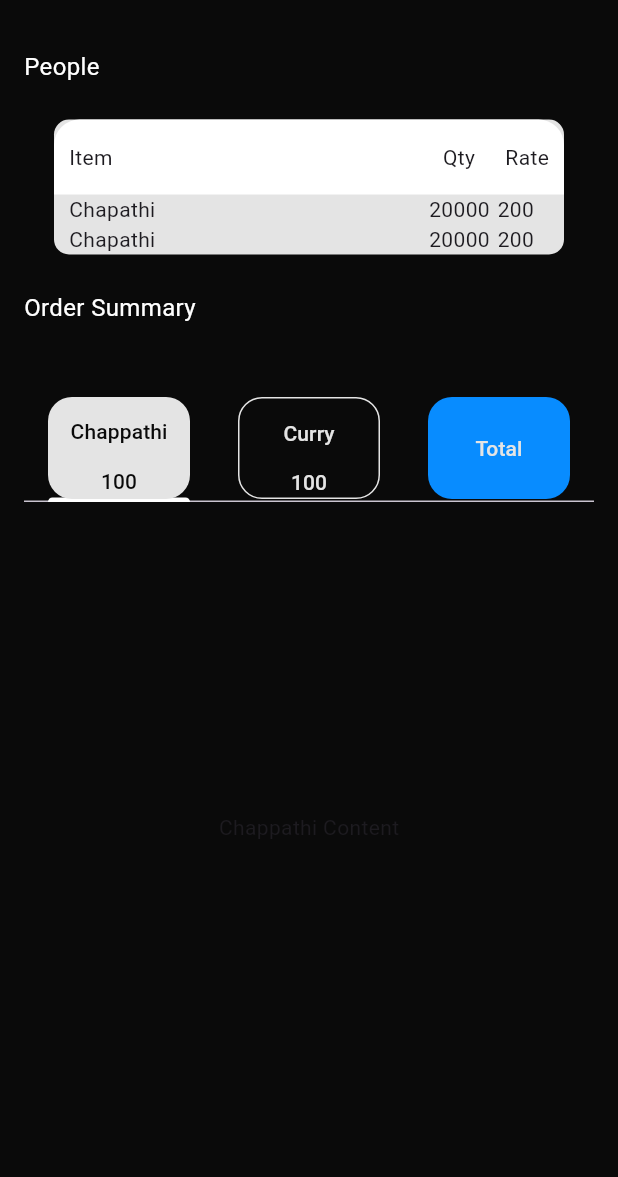
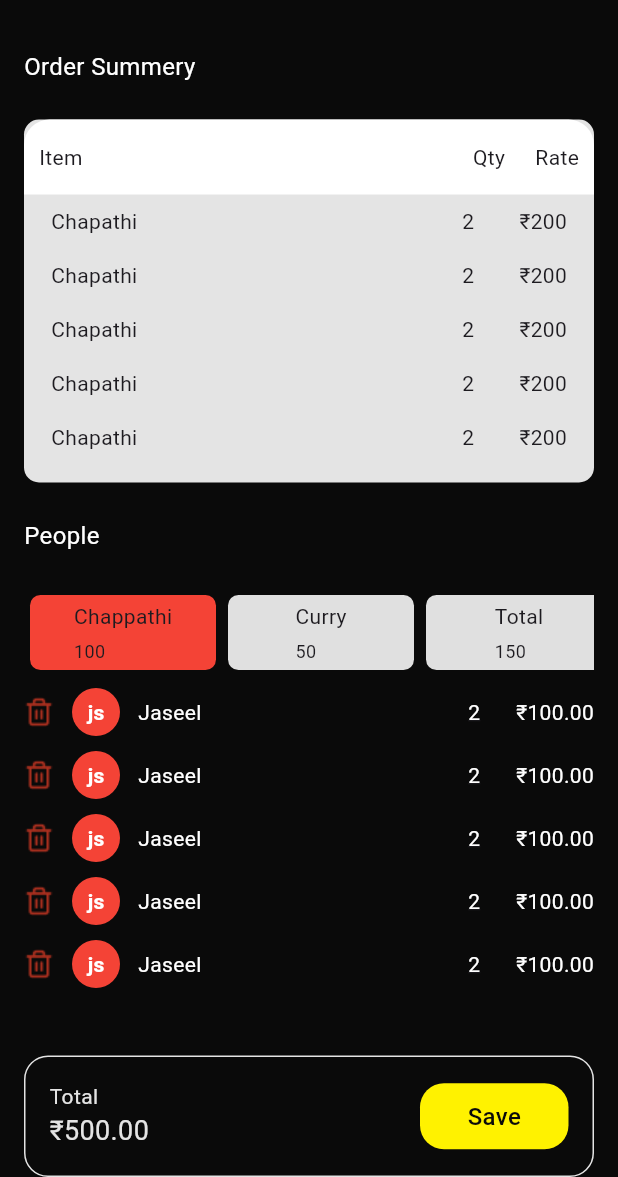
Before and after one commit to Fathimathnishma/food_crm, a Flutter app: the OrderSummeryScreen screen opened directly, on a phone screen of 412 x 824 dp, the part 59-1236 px from its top. Run offline on Flutter 3.47's test engine with Material 3 defaults, Android fonts, the phone set to English and light mode, and no system bars; drawn by our look-alikes of buttons_tabbar; our stand-ins replace cloud_firestore, dartz, firebase_auth, firebase_core, freezed_annotation, get_it and 1 more; accounts and stored records are empty.

Commit message:
make an order page completed

```diff
--- a/lib/features/order/presentation/view/order_summery_screen.dart
+++ b/lib/features/order/presentation/view/order_summery_screen.dart
@@ -1,5 +1,8 @@
+import 'package:buttons_tabbar/buttons_tabbar.dart';
 import 'package:flutter/material.dart';
 import 'package:food_crm/features/order/presentation/view/widgets/order_card.dart';
+import 'package:food_crm/features/order/presentation/view/widgets/total_amot_widget.dart';
+import 'package:food_crm/features/order/presentation/view/widgets/user_row_widget.dart';
 import 'package:food_crm/general/utils/color_const.dart';
 
 class OrderSummeryScreen extends StatefulWidget {
@@ -9,16 +12,7 @@ class OrderSummeryScreen extends StatefulWidget {
   State<OrderSummeryScreen> createState() => _OrderSummeryScreenState();
 }
 
-class _OrderSummeryScreenState extends State<OrderSummeryScreen>
-    with SingleTickerProviderStateMixin {
-  late TabController _tabController;
-
-  @override
-  void initState() {
-    super.initState();
-    _tabController = TabController(length: 3, vsync: this);
-  }
-
+class _OrderSummeryScreenState extends State<OrderSummeryScreen> {
   @override
   Widget build(BuildContext context) {
     return Scaffold(
@@ -30,80 +24,117 @@ class _OrderSummeryScreenState extends State<OrderSummeryScreen>
             style: TextStyle(fontSize: 18, color: ClrConstant.whiteColor),
           ),
         ),
-      body: Padding(
+        body: DefaultTabController(
+          length: 3,
+          child: Padding(
             padding: const EdgeInsets.all(16),
             child: Column(
               children: [
                 const Align(
                   alignment: Alignment.topLeft,
                   child: Text(
-                'People',
-                style: TextStyle(fontSize: 16, color: ClrConstant.whiteColor),
+                    'Order Summery',
+                    style:
+                        TextStyle(fontSize: 16, color: ClrConstant.whiteColor),
                   ),
                 ),
                 const SizedBox(height: 24),
                 const OrderCard(
                   itemName: 'Chapathi',
-              quantity: '20000',
+                  quantity: '2',
                   rate: '200',
-              listCount: 2,
+                  listCount: 5,
                 ),
                 const SizedBox(height: 24),
                 const Align(
                   alignment: Alignment.topLeft,
                   child: Text(
-                'Order Summary',
-                style: TextStyle(fontSize: 16, color: ClrConstant.whiteColor),
+                    'People',
+                    style:
+                        TextStyle(fontSize: 16, color: ClrConstant.whiteColor),
                   ),
                 ),
                 const SizedBox(height: 24),
-            const SizedBox(height: 24),
-            TabBar(
-              labelColor: ClrConstant.blackColor,
-              unselectedLabelColor: ClrConstant.greyColor,
-              controller: _tabController,
-              indicatorColor: ClrConstant.whiteColor,
-              tabs: [
-                Container(
-                    height: 68,
-                    width: 116,
-                    decoration: BoxDecoration(
-                        borderRadius: BorderRadius.circular(16),
-                        color: const Color(0XFFE4E4E4)),
-                    child: const Column(
-                      children: [Tab(text: 'Chappathi'), Text('100')],
-                    )),
-                Container(
-                    height: 68,
-                    width: 116,
-                    decoration: BoxDecoration(
-                        borderRadius: BorderRadius.circular(16),
-                        border: Border.all(color: ClrConstant.greyColor)),
-                    child: const Column(
-                      children: [Tab(text: 'Curry'), Text('100')],
-                    )),
-                Container(
-                    height: 68,
-                    width: 116,
-                    decoration: BoxDecoration(
-                        borderRadius: BorderRadius.circular(16),
-                        color: const Color(0XFF088CFF)),
-                    child: const Tab(text: 'Total')),
+                ButtonsTabBar(
+                  height: 58,
+                  width: 124,
+                  center: false,
+                  physics: const NeverScrollableScrollPhysics(),
+                  backgroundColor: Colors.red,
+                  unselectedBackgroundColor: Colors.grey[300],
+                  unselectedLabelStyle: const TextStyle(color: Colors.black),
+                  labelStyle: const TextStyle(
+                    color: Colors.white,
+                    fontWeight: FontWeight.bold,
+                  ),
+                  tabs: const [
+                    Tab(
+                      child: Column(
+                        crossAxisAlignment: CrossAxisAlignment.start,
+                        mainAxisAlignment: MainAxisAlignment.center,
+                        children: [
+                          Text('Chappathi', style: TextStyle(fontSize: 14)),
+                          SizedBox(height: 5),
+                          Text('100', style: TextStyle(fontSize: 12)),
                         ],
                       ),
-            Expanded(
+                    ),
+                    Tab(
+                      child: Column(
+                        crossAxisAlignment: CrossAxisAlignment.start,
+                        mainAxisAlignment: MainAxisAlignment.center,
+                        children: [
+                          Text('Curry', style: TextStyle(fontSize: 14)),
+                          SizedBox(height: 5),
+                          Text('50', style: TextStyle(fontSize: 12)),
+                        ],
+                      ),
+                    ),
+                    Tab(
+                      child: Column(
+                        crossAxisAlignment: CrossAxisAlignment.start,
+                        mainAxisAlignment: MainAxisAlignment.center,
+                        children: [
+                          Text('Total', style: TextStyle(fontSize: 14)),
+                          SizedBox(height: 5),
+                          Text('150', style: TextStyle(fontSize: 12)),
+                        ],
+                      ),
+                    ),
+                  ],
+                ),
+                const Expanded(
                   child: TabBarView(
-                controller: _tabController,
-                children: const [
-                  Center(child: Text('Chappathi Content')),
-                  Center(child: Text('Curry Content')),
-                  Center(child: Text('Total Content')),
+                    children: [
+                      UserRowWidget(
+                          count: 5,
+                          initial: 'js',
+                          name: 'Jaseel',
+                          qty: 2,
+                          amount: 100),
+                      UserRowWidget(
+                          count: 5,
+                          initial: 'js',
+                          name: 'Jaseel',
+                          qty: 0.5,
+                          amount: 50),
+                      Text('Total Mount',
+                          style: TextStyle(fontSize: 18, color: Colors.white)),
                     ],
                   ),
                 ),
               ],
             ),
           ),
-    );
+        ),
+        bottomNavigationBar: Padding(
+          padding: const EdgeInsets.symmetric(horizontal: 16),
+          child: TotalAmountContainer(
+            amount: '₹500.00',
+            title: 'Total',
+            buttonText: 'Save',
+            onTap: () {},
+          ),
+        ));
   }
 }
--- a/lib/features/order/presentation/view/widgets/order_card.dart
+++ b/lib/features/order/presentation/view/widgets/order_card.dart
@@ -1,24 +1,115 @@
+// import 'package:flutter/material.dart';
+// import 'package:food_crm/general/utils/color_const.dart';
+
+// class OrderCard extends StatelessWidget {
+//   final String itemName;
+//   final String quantity;
+//   final String rate;
+//   final int listCount;
+
+//   const OrderCard({
+//     super.key,
+//     required this.itemName, // Customizable row text
+//     required this.quantity,
+//     required this.rate,
+//     required this.listCount,
+//   });
+
+//   @override
+//   Widget build(BuildContext context) {
+//     return Container(
+//       width: MediaQuery.sizeOf(context).width,
+//       decoration: BoxDecoration(
+//         color: ClrConstant.greyColor,
+//         borderRadius: BorderRadius.circular(10),
+//       ),
+//       child: Column(
+//         children: [
+//           Container(
+//             height: 50,
+//             width: MediaQuery.sizeOf(context).width,
+//             decoration: const BoxDecoration(
+//               color: Colors.white,
+//               borderRadius: BorderRadius.only(
+//                 topLeft: Radius.circular(17),
+//                 topRight: Radius.circular(17),
+//               ),
+//             ),
+//             child: const Padding(
+//               padding: EdgeInsets.symmetric(horizontal: 10),
+//               child: Row(
+//                 mainAxisAlignment: MainAxisAlignment.spaceBetween,
+//                 children: [
+//                   Text("Item"), // Static text
+//                   Row(
+//                     children: [
+//                       Text("Qty"), // Static text
+//                       SizedBox(width: 20),
+//                       Text("Rate"), // Static text
+//                     ],
+//                   ),
+//                 ],
+//               ),
+//             ),
+//           ),
+//           // Customizable Row Content
+//           ListView.builder(
+//             itemCount: listCount,
+//             shrinkWrap: true,
+//             physics: const NeverScrollableScrollPhysics(),
+//             itemBuilder: (BuildContext context, int index) {
+//               return Padding(
+//                 padding: const EdgeInsets.symmetric(horizontal: 10),
+//                 child: Row(
+//                   mainAxisAlignment: MainAxisAlignment.spaceBetween,
+//                   children: [
+//                     Text(itemName), // Customizable
+//                     SizedBox(
+//                       width: 70,
+//                       child: Row(
+//                         mainAxisAlignment: MainAxisAlignment.spaceBetween,
+//                         children: [
+//                           Text(quantity), // Customizable
+
+//                           Text(rate),
+//                         ],
+//                       ),
+//                     ),
+//                   ],
+//                 ),
+//               );
+//             },
+//           ),
+//         ],
+//       ),
+//     );
+//   }
+// }
+
 import 'package:flutter/material.dart';
 import 'package:food_crm/general/utils/color_const.dart';
+import 'package:food_crm/main.dart';
 
 class OrderCard extends StatelessWidget {
   final String itemName;
   final String quantity;
   final String rate;
   final int listCount;
+  final String? total;
 
   const OrderCard({
     super.key,
-    required this.itemName, // Customizable row text
+    required this.itemName,
     required this.quantity,
     required this.rate,
     required this.listCount,
+    this.total,
   });
 
   @override
   Widget build(BuildContext context) {
     return Container(
-      width: 340,
+      width: width * 1,
       decoration: BoxDecoration(
         color: ClrConstant.greyColor,
         borderRadius: BorderRadius.circular(10),
@@ -27,7 +118,7 @@ class OrderCard extends StatelessWidget {
         children: [
           Container(
             height: 50,
-            width: 340,
+            width: width * 1,
             decoration: const BoxDecoration(
               color: Colors.white,
               borderRadius: BorderRadius.only(
@@ -40,49 +131,79 @@ class OrderCard extends StatelessWidget {
               child: Row(
                 mainAxisAlignment: MainAxisAlignment.spaceBetween,
                 children: [
-                  Text("Item"), // Static text
+                  Text("Item"),
                   Row(
                     children: [
-                      Text("Qty"), // Static text
+                      Text("Qty"),
                       SizedBox(width: 20),
-                      Text("Rate"), // Static text
+                      Text("Rate"),
                     ],
                   ),
                 ],
               ),
             ),
           ),
-          // Customizable Row Content
           ListView.builder(
             itemCount: listCount,
             shrinkWrap: true,
             physics: const NeverScrollableScrollPhysics(),
             itemBuilder: (BuildContext context, int index) {
               return Padding(
+                padding: const EdgeInsets.all(8.0),
+                child: SizedBox(
+                  child: Padding(
                     padding: const EdgeInsets.symmetric(horizontal: 10),
                     child: Row(
                       mainAxisAlignment: MainAxisAlignment.spaceBetween,
                       children: [
-                    Text(itemName), // Customizable
-                    Padding(
-                      padding: const EdgeInsets.symmetric(horizontal: 10),
-                      child: SizedBox(
+                        Text(itemName),
+                        SizedBox(
                           width: 70,
                           child: Row(
                             mainAxisAlignment: MainAxisAlignment.spaceBetween,
                             children: [
-                            Text(quantity), // Customizable
-
-                            Text(rate),
+                              Text(quantity),
+                              Text("₹$rate"),
+                            ],
+                          ),
+                        ),
                       ],
                     ),
                   ),
                 ),
-                  ],
-                ),
               );
             },
           ),
+          if (total != null) ...[
+            const Row(
+              mainAxisAlignment: MainAxisAlignment.end,
+              children: [
+                Text(
+                  "______  ",
+                  style: TextStyle(color: ClrConstant.blackColor),
+                ),
+              ],
+            ),
+            Padding(
+              padding: const EdgeInsets.symmetric(horizontal: 10, vertical: 5),
+              child: Row(
+                mainAxisAlignment: MainAxisAlignment.spaceBetween,
+                children: [
+                  const SizedBox(),
+                  Text(
+                    "₹$total",
+                    style: const TextStyle(
+                      fontSize: 16,
+                      color: Colors.black,
+                    ),
+                  ),
+                ],
+              ),
+            ),
+          ],
+          const SizedBox(
+            height: 12,
+          )
         ],
       ),
     );
--- /dev/null
+++ b/lib/features/order/presentation/view/widgets/total_amot_widget.dart
@@ -0,0 +1,77 @@
+import 'package:flutter/material.dart';
+import 'package:food_crm/general/utils/color_const.dart';
+
+class TotalAmountContainer extends StatelessWidget {
+  final String title;
+  final String amount;
+  final String buttonText;
+  final VoidCallback onTap;
+
+  const TotalAmountContainer({
+    super.key,
+    required this.title,
+    required this.amount,
+    required this.buttonText,
+    required this.onTap,
+  });
+
+  @override
+  Widget build(BuildContext context) {
+    return Container(
+      height: 81,
+      width: MediaQuery.of(context).size.width,
+      decoration: BoxDecoration(
+        borderRadius: BorderRadius.circular(16),
+        border: Border.all(color: ClrConstant.greyColor),
+      ),
+      child: Padding(
+        padding: const EdgeInsets.all(16),
+        child: Row(
+          mainAxisAlignment: MainAxisAlignment.spaceBetween,
+          children: [
+            Column(
+              crossAxisAlignment: CrossAxisAlignment.start,
+              children: [
+                Text(
+                  title,
+                  style: const TextStyle(
+                    fontSize: 14,
+                    color: ClrConstant.greyColor,
+                  ),
+                ),
+                Text(
+                  amount,
+                  style: const TextStyle(
+                    fontSize: 18,
+                    color: ClrConstant.greyColor,
+                  ),
+                ),
+              ],
+            ),
+            InkWell(
+              onTap: onTap,
+              child: Container(
+                height: 44,
+                width: 99,
+                decoration: BoxDecoration(
+                  borderRadius: BorderRadius.circular(16),
+                  color: ClrConstant.primaryColor,
+                ),
+                child: Center(
+                  child: Text(
+                    buttonText,
+                    style: const TextStyle(
+                      fontSize: 16,
+                      color: ClrConstant.blackColor,
+                      fontWeight: FontWeight.w500,
+                    ),
+                  ),
+                ),
+              ),
+            ),
+          ],
+        ),
+      ),
+    );
+  }
+}
--- /dev/null
+++ b/lib/features/order/presentation/view/widgets/user_row_widget.dart
@@ -0,0 +1,145 @@
+// import 'package:flutter/material.dart';
+
+// class UserRowWidget extends StatelessWidget {
+//   final String initial;
+//   final String name;
+//   final num qty;
+//   final double amount;
+
+//   const UserRowWidget({
+//     super.key,
+//     required this.initial,
+//     required this.name,
+//     required this.qty,
+//     required this.amount,
+//   });
+
+//   @override
+//   Widget build(BuildContext context) {
+//     return Container(
+//       padding: const EdgeInsets.symmetric(vertical: 8),
+//       child: Row(
+//         children: [
+//           Image.asset('assets/images/trash.png'),
+//           const SizedBox(width: 12),
+//           Container(
+//             width: 32,
+//             height: 32,
+//             decoration: BoxDecoration(
+//               color: Colors.red,
+//               borderRadius: BorderRadius.circular(16),
+//             ),
+//             alignment: Alignment.center,
+//             child: Text(
+//               initial,
+//               style: const TextStyle(
+//                 color: Colors.white,
+//                 fontWeight: FontWeight.bold,
+//               ),
+//             ),
+//           ),
+//           const SizedBox(width: 12),
+//           Expanded(
+//             child: Text(
+//               name,
+//               style: const TextStyle(color: Colors.white),
+//             ),
+//           ),
+//           Container(
+//             width: 24,
+//             alignment: Alignment.center,
+//             child: Text(
+//               qty.toString(),
+//               style: const TextStyle(color: Colors.white),
+//             ),
+//           ),
+//           const SizedBox(width: 16),
+//           Text(
+//             '₹${amount.toStringAsFixed(2)}',
+//             style: const TextStyle(color: Colors.white),
+//           ),
+//         ],
+//       ),
+//     );
+//   }
+// }
+
+import 'package:flutter/material.dart';
+
+class UserRowWidget extends StatelessWidget {
+  final String initial;
+  final String name;
+  final num qty;
+  final double amount;
+  final int count;
+  const UserRowWidget({
+    super.key,
+    required this.initial,
+    required this.name,
+    required this.qty,
+    required this.amount,
+    required this.count,
+  });
+
+  @override
+  Widget build(BuildContext context) {
+    return Container(
+      padding: const EdgeInsets.symmetric(vertical: 8),
+      child: ListView.separated(
+        separatorBuilder: (context, index) => const SizedBox(
+          height: 10,
+        ),
+        itemCount: count,
+        shrinkWrap: true,
+        physics: const NeverScrollableScrollPhysics(),
+        itemBuilder: (BuildContext context, int index) {
+          return Row(
+            children: [
+              Image.asset('assets/images/trash.png'),
+              const SizedBox(width: 12),
+              Container(
+                width: 32,
+                height: 32,
+                decoration: BoxDecoration(
+                  color: Colors.red,
+                  borderRadius: BorderRadius.circular(16),
+                ),
+                alignment: Alignment.center,
+                child: Text(
+                  initial,
+                  style: const TextStyle(
+                    color: Colors.white,
+                    fontWeight: FontWeight.bold,
+                  ),
+                ),
+              ),
+              const SizedBox(width: 12),
+              Expanded(
+                child: Text(
+                  name,
+                  style: const TextStyle(color: Colors.white),
+                ),
+              ),
+              Container(
+                width: 24,
+                alignment: Alignment.center,
+                child: Text(
+                  qty.toString(),
+                  style: const TextStyle(
+                    color: Colors.white,
+                    decoration: TextDecoration.underline,
+                  ),
+                ),
+              ),
+              const SizedBox(width: 16),
+              Text(
+                '₹${amount.toStringAsFixed(2)}',
+                style: const TextStyle(color: Colors.white),
+              ),
+            ],
+          );
+        },
+      ),
+    );
+  }
+}
--- a/lib/main.dart
+++ b/lib/main.dart
@@ -31,7 +31,7 @@
       ],
       child: const MaterialApp(
         debugShowCheckedModeBanner: false,
-        home: SplashScreen(),
+        home: MakeAnOrderScreen(),
       ),
     );
   }
--- a/pubspec.yaml
+++ b/pubspec.yaml
@@ -45,6 +45,8 @@ dependencies:
   firebase_auth: ^5.2.3
   fluttertoast: ^8.0.9
   lottie: ^2.3.2
+  buttons_tabbar: ^1.3.15
+  gap: ^3.0.1
 
 dev_dependencies:
   flutter_test:
```
Also changed, not shown: assets/images/trash.png (added), pubspec.lock. Lines whose indentation alone changed are shown as unchanged.
